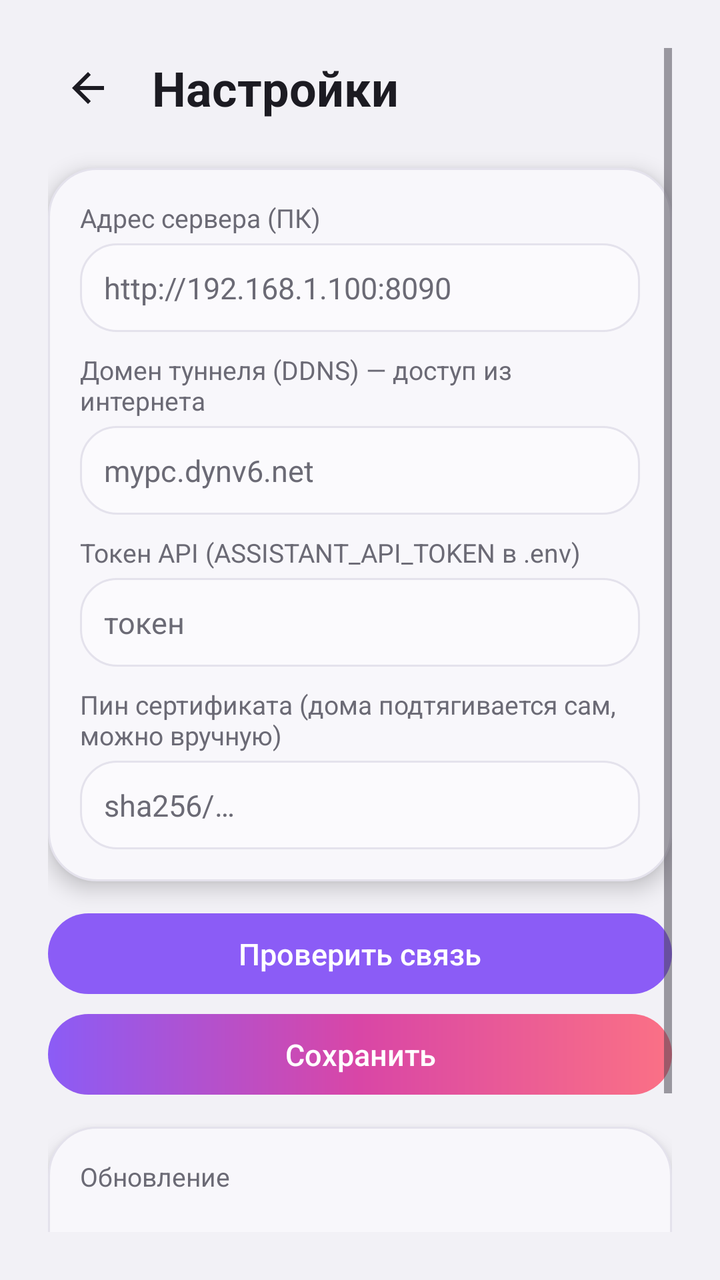
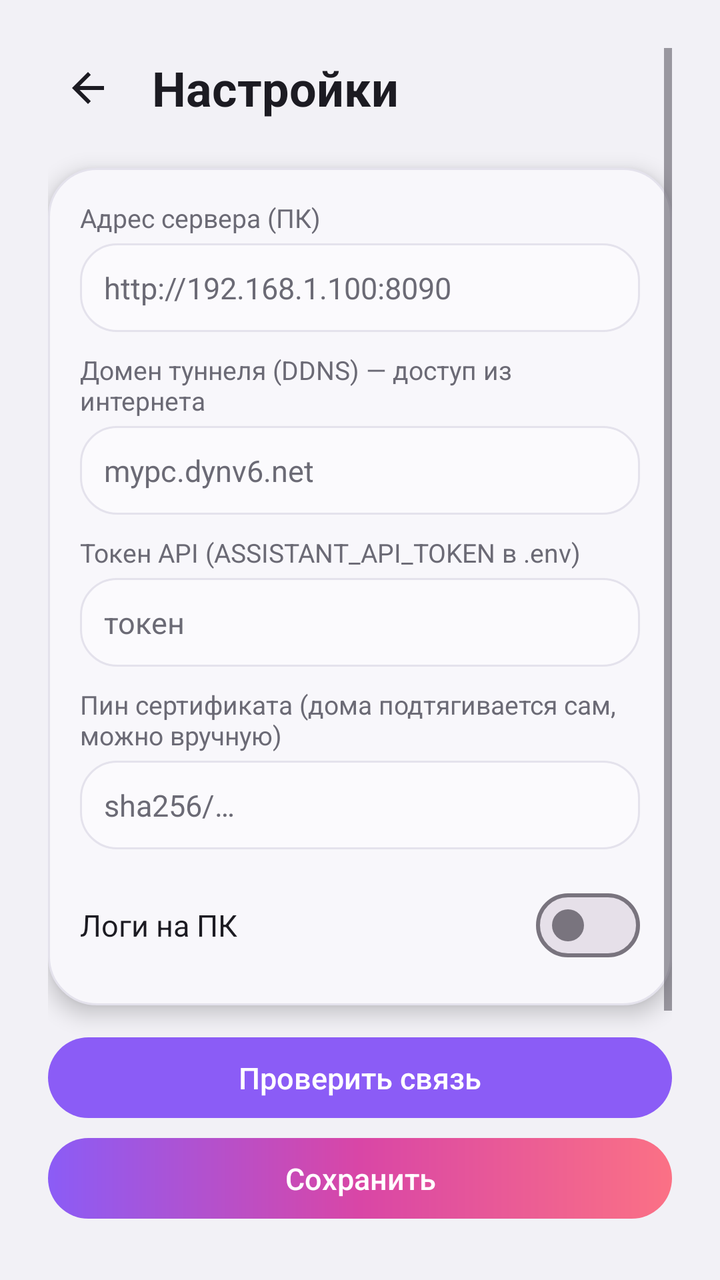

Screens rendered from an Android XML layout before and after an edit, with the pre-edit source and the edit as a unified diff.
<!-- AndroidManifest.xml: application theme Theme.Gemma -->
<!-- res/layout/activity_settings.xml -->
<?xml version="1.0" encoding="utf-8"?>
<ScrollView xmlns:android="http://schemas.android.com/apk/res/android"
    android:layout_width="match_parent"
    android:layout_height="match_parent"
    android:background="@color/bg_app"
    android:fillViewport="true"
    android:padding="24dp">

    <LinearLayout
        android:layout_width="match_parent"
        android:layout_height="wrap_content"
        android:focusable="true"
        android:focusableInTouchMode="true"
        android:orientation="vertical">

    
    <LinearLayout
        android:layout_width="match_parent"
        android:layout_height="wrap_content"
        android:layout_marginBottom="20dp"
        android:gravity="center_vertical"
        android:orientation="horizontal">

        <ImageButton
            android:id="@+id/btnBack"
            android:layout_width="40dp"
            android:layout_height="40dp"
            android:background="?attr/selectableItemBackgroundBorderless"
            android:contentDescription="Назад"
            android:padding="8dp"
            android:src="@drawable/ic_arrow_back" />

        <TextView
            android:layout_width="wrap_content"
            android:layout_height="wrap_content"
            android:layout_marginStart="12dp"
            android:text="Настройки"
            android:textColor="@color/text_primary"
            android:textSize="24sp"
            android:textStyle="bold" />
    </LinearLayout>

    
    <LinearLayout
        android:layout_width="match_parent"
        android:layout_height="wrap_content"
        android:background="@drawable/bg_card"
        android:elevation="6dp"
        android:orientation="vertical"
        android:padding="16dp">

        <TextView
            android:layout_width="match_parent"
            android:layout_height="wrap_content"
            android:text="Адрес сервера (ПК)"
            android:textColor="@color/text_secondary"
            android:textSize="13sp" />

        <EditText
            android:id="@+id/serverUrl"
            android:layout_width="match_parent"
            android:layout_height="wrap_content"
            android:layout_marginTop="4dp"
            android:background="@drawable/bg_input"
            android:hint="http://192.168.1.100:8090"
            android:inputType="textUri"
            android:padding="12dp"
            android:textColor="@color/text_primary"
            android:textColorHint="@color/text_secondary"
            android:textSize="15sp" />

        <TextView
            android:layout_width="match_parent"
            android:layout_height="wrap_content"
            android:layout_marginTop="10dp"
            android:text="Домен туннеля (DDNS) — доступ из интернета"
            android:textColor="@color/text_secondary"
            android:textSize="13sp" />

        <EditText
            android:id="@+id/tunnelHost"
            android:layout_width="match_parent"
            android:layout_height="wrap_content"
            android:layout_marginTop="4dp"
            android:background="@drawable/bg_input"
            android:hint="mypc.dynv6.net"
            android:inputType="textUri"
            android:padding="12dp"
            android:textColor="@color/text_primary"
            android:textColorHint="@color/text_secondary"
            android:textSize="15sp" />

        <TextView
            android:layout_width="match_parent"
            android:layout_height="wrap_content"
            android:layout_marginTop="10dp"
            android:text="Токен API (ASSISTANT_API_TOKEN в .env)"
            android:textColor="@color/text_secondary"
            android:textSize="13sp" />

        <EditText
            android:id="@+id/apiToken"
            android:layout_width="match_parent"
            android:layout_height="wrap_content"
            android:layout_marginTop="4dp"
            android:background="@drawable/bg_input"
            android:hint="токен"
            android:inputType="textPassword"
            android:padding="12dp"
            android:textColor="@color/text_primary"
            android:textColorHint="@color/text_secondary"
            android:textSize="15sp" />

        <TextView
            android:layout_width="match_parent"
            android:layout_height="wrap_content"
            android:layout_marginTop="10dp"
            android:text="Пин сертификата (дома подтягивается сам, можно вручную)"
            android:textColor="@color/text_secondary"
            android:textSize="13sp" />

        <EditText
            android:id="@+id/tunnelPin"
            android:layout_width="match_parent"
            android:layout_height="wrap_content"
            android:layout_marginTop="4dp"
            android:background="@drawable/bg_input"
            android:hint="sha256/…"
            android:inputType="text"
            android:padding="12dp"
            android:textColor="@color/text_primary"
            android:textColorHint="@color/text_secondary"
            android:textSize="15sp" />
    </LinearLayout>

    
    <Button
        android:id="@+id/btnCheck"
        style="@style/Widget.Gemma.Button"
        android:layout_width="match_parent"
        android:layout_height="wrap_content"
        android:layout_marginTop="16dp"
        android:background="@drawable/bg_button_gradient"
        android:backgroundTint="@null"
        android:text="Проверить связь"
        android:textColor="@android:color/white"
        android:textSize="15sp" />

    <Button
        android:id="@+id/btnSave"
        style="@style/Widget.Gemma.Button.Filled"
        android:layout_width="match_parent"
        android:layout_height="wrap_content"
        android:layout_marginTop="10dp"
        android:text="Сохранить"
        android:textSize="15sp" />

    
    <LinearLayout
        android:layout_width="match_parent"
        android:layout_height="wrap_content"
        android:layout_marginTop="16dp"
        android:background="@drawable/bg_card"
        android:elevation="6dp"
        android:orientation="vertical"
        android:padding="16dp">

        <TextView
            android:layout_width="match_parent"
            android:layout_height="wrap_content"
            android:text="Обновление"
            android:textColor="@color/text_secondary"
            android:textSize="13sp" />

        <TextView
            android:id="@+id/tvVersion"
            android:layout_width="match_parent"
            android:layout_height="wrap_content"
            android:layout_marginTop="4dp"
            android:textColor="@color/text_primary"
            android:textSize="15sp" />

        <Button
            android:id="@+id/btnUpdate"
            style="@style/Widget.Gemma.Button"
            android:layout_width="match_parent"
            android:layout_height="wrap_content"
            android:layout_marginTop="12dp"
            android:background="@drawable/bg_button_gradient"
            android:backgroundTint="@null"
            android:text="Проверить обновление"
            android:textColor="@android:color/white"
            android:textSize="15sp" />

        <ProgressBar
            android:id="@+id/progressUpdate"
            style="?android:attr/progressBarStyleHorizontal"
            android:layout_width="match_parent"
            android:layout_height="wrap_content"
            android:layout_marginTop="10dp"
            android:max="100"
            android:progress="0"
            android:visibility="gone" />
    </LinearLayout>

    <View
        android:layout_width="match_parent"
        android:layout_height="0dp"
        android:layout_weight="1" />

    
    <TextView
        android:id="@+id/tvCheck"
        android:layout_width="match_parent"
        android:layout_height="wrap_content"
        android:gravity="center"
        android:text="Заполните адрес сервера и нажмите «Сохранить»."
        android:textColor="@color/status_idle"
        android:textSize="14sp" />
    </LinearLayout>
</ScrollView>
<!-- resources referenced by this layout -->
<resources>
  <color name="bg_app">#F2F1F6</color>
  <color name="status_idle">#6B6A75</color>
  <color name="text_primary">#1C1B22</color>
  <color name="text_secondary">#6B6A75</color>
  <!-- drawable bg_button_gradient (drawable) -->
  <?xml version="1.0" encoding="utf-8"?>
  <ripple xmlns:android="http://schemas.android.com/apk/res/android"
      android:color="#33FFFFFF">
      <item android:id="@android:id/mask">
          <shape android:shape="rectangle">
              <solid android:color="#FFFFFFFF" />
              <corners android:radius="28dp" />
          </shape>
      </item>
      <item>
          <shape android:shape="rectangle">
              <gradient
                  android:angle="0"
                  android:startColor="@color/crystal_start"
                  android:centerColor="@color/crystal_mid"
                  android:endColor="@color/crystal_end"
                  android:type="linear" />
              <corners android:radius="28dp" />
          </shape>
      </item>
  </ripple>
  <!-- drawable bg_card (drawable) -->
  <?xml version="1.0" encoding="utf-8"?>
  <shape xmlns:android="http://schemas.android.com/apk/res/android"
      android:shape="rectangle">
      <solid android:color="#F8F7FB" />
      <stroke
          android:width="1dp"
          android:color="@color/card_stroke" />
      <corners android:radius="24dp" />
  </shape>
  <!-- drawable bg_input (drawable) -->
  <?xml version="1.0" encoding="utf-8"?>
  <shape xmlns:android="http://schemas.android.com/apk/res/android"
      android:shape="rectangle">
      <solid android:color="#FBFAFD" />
      <stroke
          android:width="1dp"
          android:color="@color/card_stroke" />
      <corners android:radius="18dp" />
  </shape>
  <!-- drawable ic_arrow_back (drawable) -->
  <?xml version="1.0" encoding="utf-8"?>
  <vector xmlns:android="http://schemas.android.com/apk/res/android"
      android:width="24dp"
      android:height="24dp"
      android:viewportWidth="24"
      android:viewportHeight="24">
      <path
          android:pathData="M20,11H7.83l5.59,-5.59L12,4l-8,8 8,8 1.41,-1.41L7.83,13H20v-2z"
          android:fillColor="@color/text_primary" />
  </vector>
  <style name="Widget.Gemma.Button" parent="Widget.AppCompat.Button">
          <item name="android:textAllCaps">false</item>
          <item name="android:stateListAnimator">@null</item>
          <item name="android:minHeight">0dp</item>
      </style>
  <style name="Widget.Gemma.Button.Filled" parent="Widget.Gemma.Button">
          <item name="android:background">@drawable/bg_button_gradient</item>
          <item name="backgroundTint">@null</item>
          <item name="android:backgroundTint">@null</item>
          <item name="android:textColor">@android:color/white</item>
      </style>
  <style name="Theme.Gemma" parent="Theme.Material3.Light.NoActionBar">
          <item name="colorPrimary">@color/crystal_start</item>
          <item name="colorOnPrimary">@android:color/white</item>
          <item name="colorSecondary">@color/crystal_mid</item>
          <item name="colorOnSecondary">@android:color/white</item>
          <item name="colorTertiary">@color/crystal_end</item>
          <item name="android:colorBackground">@color/bg_app</item>
          <item name="colorSurface">@color/bg_app</item>
          <item name="colorOnSurface">@color/text_primary</item>
          <item name="android:windowBackground">@color/bg_app</item>
          <item name="android:statusBarColor">@color/bg_app</item>
          <item name="android:navigationBarColor">@color/bg_app</item>
          <item name="android:windowLightStatusBar">true</item>
          <item name="android:windowLightNavigationBar" tools:targetApi="o">true</item>
      </style>
  <color name="crystal_start">#8B5CF6</color>
  <color name="crystal_mid">#D946A6</color>
  <color name="crystal_end">#FB7185</color>
  <color name="card_stroke">#E4E2EC</color>
</resources>

<!-- the commit's change to res/layout/activity_settings.xml (unified diff, before → after) -->
@@ -131,6 +131,30 @@
             android:textColor="@color/text_primary"
             android:textColorHint="@color/text_secondary"
             android:textSize="15sp" />
+
+        
+        <LinearLayout
+            android:layout_width="match_parent"
+            android:layout_height="wrap_content"
+            android:layout_marginTop="14dp"
+            android:gravity="center_vertical"
+            android:orientation="horizontal">
+
+            <TextView
+                android:layout_width="0dp"
+                android:layout_height="wrap_content"
+                android:layout_weight="1"
+                android:text="Логи на ПК"
+                android:textColor="@color/text_primary"
+                android:textSize="15sp" />
+
+            <com.google.android.material.materialswitch.MaterialSwitch
+                android:id="@+id/switchPhoneLogs"
+                android:layout_width="wrap_content"
+                android:layout_height="wrap_content"
+                android:contentDescription="Логи на ПК"
+                android:minHeight="48dp" />
+        </LinearLayout>
     </LinearLayout>
 
     
